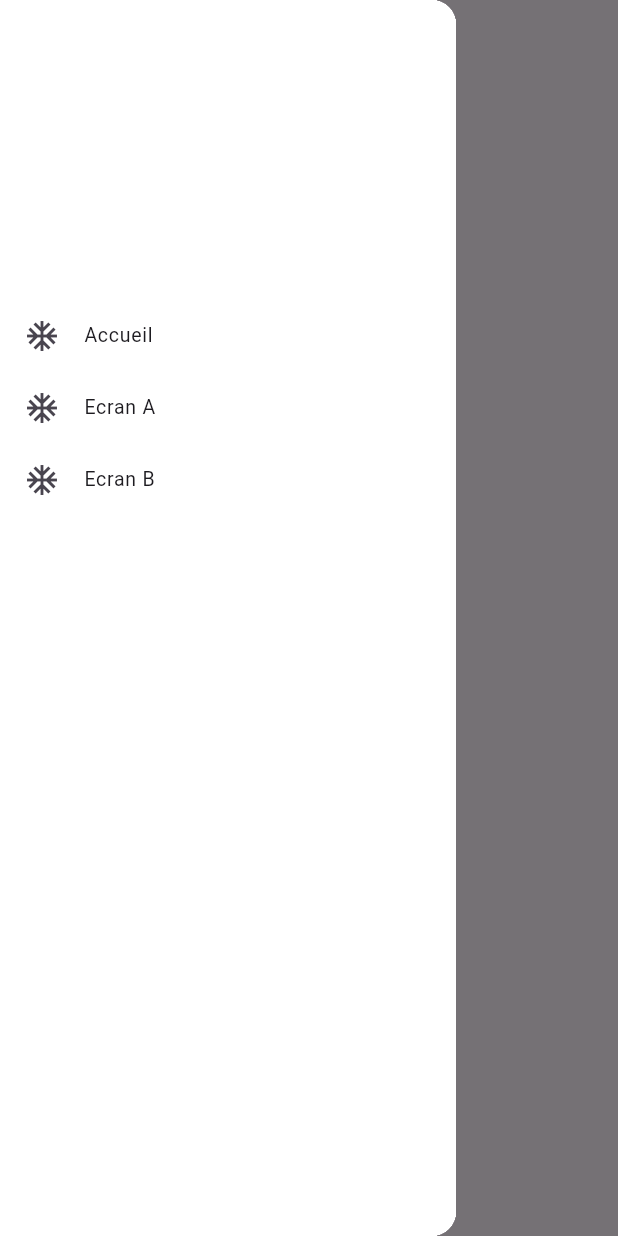
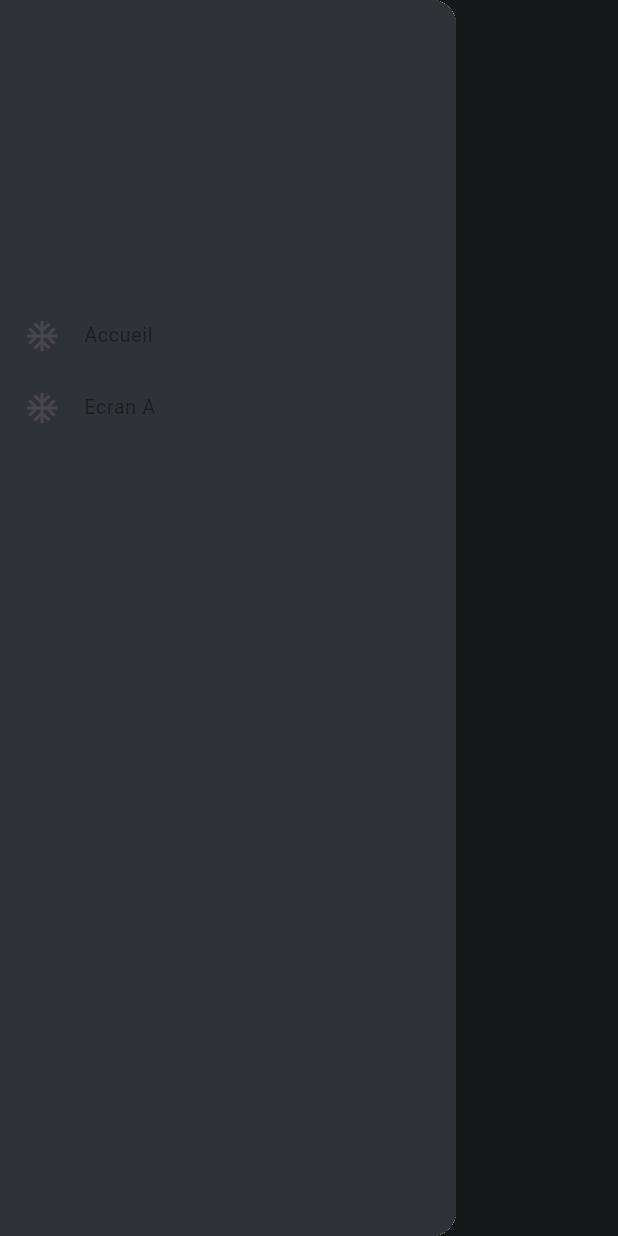
Before and after one commit to 4rn0d/vlr.gg-mobile, a Flutter app: the screen it shows after launch, with the side drawer open, on a phone screen of 412 x 824 dp. Run offline on Flutter 3.47's test engine with Material 3 defaults, Android fonts, the phone set to English and light mode, and no system bars; drawn by our look-alikes of carousel_slider; missing offline and left inert: dart:html; network calls fail.

Commit message:
PROGRESS : Ajout du texte des articles lorsque l'on clique sur une carte

```diff
--- a/lib/Models/match.dart
+++ /dev/null
@@ -1,27 +0,0 @@
-class Match {
-  final String team1;
-  final String team2;
-  final String score1;
-  final String score2;
-  final String flag1;
-  final String flag2;
-  final String timeCompleted;
-  final String roundInfo;
-  final String tournamentName;
-  final String matchPage;
-  final String tournamentIcon;
-
-  const Match({
-    required this.team1,
-    required this.team2,
-    required this.score1,
-    required this.score2,
-    required this.flag1,
-    required this.flag2,
-    required this.timeCompleted,
-    required this.roundInfo,
-    required this.tournamentName,
-    required this.matchPage,
-    required this.tournamentIcon
-  });
-}
--- a/lib/ecran_accueil.dart
+++ /dev/null
@@ -1,107 +0,0 @@
-import 'dart:async';
-import 'package:flutter/material.dart';
-import 'package:vlr/Models/match.dart';
-import 'package:vlr/api.dart';
-import 'Models/article.dart';
-import 'tiroir_nav.dart';
-import 'package:carousel_slider/carousel_slider.dart';
-
-class EcranAccueil extends StatefulWidget {
-  const EcranAccueil({super.key});
-
-  @override
-  State<EcranAccueil> createState() => _EcranAccueilState();
-}
-
-class _EcranAccueilState extends State<EcranAccueil> {
-  Future<List<Article>> futureArticles = fetchNews();
-  Future<List<Match>> futureMatches = fetchMatches();
-  List<Article> articles = [];
-  List<Match> matches = [];
-
-
-  @override
-  void initState() {
-    toListAsync();
-    super.initState();
-  }
-
-  @override
-  Widget build(BuildContext context) {
-    return Scaffold(
-      drawer: const LeTiroir(),
-      appBar: AppBar(
-        title: const Text('Accueil'),
-      ),
-      body: Column(
-        mainAxisAlignment: MainAxisAlignment.start,
-        children: <Widget>[
-          CarouselSlider(
-            options: CarouselOptions(
-              height: 50.0,
-              autoPlay: true,
-            ),
-            items: matches.map((i) {
-              return Builder(
-                builder: (BuildContext context) {
-                  return Container(
-                      width: MediaQuery.of(context).size.width,
-                      margin: const EdgeInsets.symmetric(horizontal: 5.0),
-                      decoration: const BoxDecoration(
-                          color: Colors.amber,
-                      ),
-                    alignment: Alignment.center,
-                      child: Column(
-                        children: [
-                          Text('${i.team1} vs ${i.team2}', style: const TextStyle(fontSize: 16.0)),
-                          Row(
-                            children: [
-                              Text(i.score1, style: const TextStyle(fontSize: 16.0)),
-                              const Text(' - ', style: TextStyle(fontSize: 16.0)),
-                              Text(i.score2, style: const TextStyle(fontSize: 16.0)),
-                            ],
-                          ),
-                        ],
-                      ),
-                  );
-                },
-              );
-            }).toList(),
-          ),
-          Title(color: Colors.red, child: const Text('Articles', style: TextStyle(fontSize: 20.0)),),
-          Expanded(child:
-            ListView.builder(
-              scrollDirection: Axis.vertical,
-              shrinkWrap: true,
-              itemCount: articles.length,
-              itemBuilder: (BuildContext context, int index) {
-                return Card(
-                  clipBehavior: Clip.antiAlias,
-                  child: Column(
-                    children: [
-                      ListTile(
-                        leading: const Icon(Icons.newspaper),
-                        title: Text(
-                            articles[index].title
-                        ),
-                        subtitle: Text(
-                          articles[index].description,
-                          style: TextStyle(color: Colors.black.withOpacity(0.6)),
-                        ),
-                      )
-                    ],
-                  ),
-                );
-              },
-            )
-          ),
-        ],
-      ),
-    );
-  }
-
-  Future<void> toListAsync() async {
-    matches = await futureMatches;
-    articles = await futureArticles;
-  }
-}
--- a/lib/main.dart
+++ b/lib/main.dart
@@ -1,6 +1,6 @@
 import 'package:flutter/material.dart';
-import 'ecran_a.dart';
-import 'ecran_accueil.dart';
+import 'article_screen.dart';
+import 'home_screen.dart';
 
 
 void main() {
@@ -13,10 +13,15 @@ class MyApp extends StatelessWidget {
   @override
   Widget build(BuildContext context) {
     return MaterialApp(
-      home: const EcranAccueil(),
+      home: const HomeScreen(),
       theme: ThemeData(
-        primarySwatch: Colors.blue,
+        scaffoldBackgroundColor: const Color(0xFF2f3337),
         visualDensity: VisualDensity.adaptivePlatformDensity,
+        textTheme: const TextTheme(
+          bodyLarge: TextStyle(color: Color(0xFFd4d4d4)),
+          bodyMedium: TextStyle(color: Color(0xFFd4d4d4)),
+          bodySmall: TextStyle(color: Color(0xFFd4d4d4)),
+        ),
       ),
       routes: routes(),
     );
@@ -24,8 +29,7 @@ class MyApp extends StatelessWidget {
 
   Map<String, WidgetBuilder> routes() {
     return {
-      '/ecrana': (context) => const EcranA(),
-      '/accueil': (context) => const EcranAccueil(),
+      '/home': (context) => const HomeScreen(),
     };
   }
 }
--- a/lib/tiroir_nav.dart
+++ b/lib/tiroir_nav.dart
@@ -1,7 +1,7 @@
 import 'package:flutter/material.dart';
-import 'ecran_accueil.dart';
+import 'home_screen.dart';
 import 'ecran_a.dart';
-import 'ecran_b.dart';
+import 'article_screen.dart';
 
 class LeTiroir extends StatefulWidget {
   const LeTiroir({super.key});
@@ -17,6 +17,7 @@ class LeTiroirState extends State<LeTiroir> {
       padding: EdgeInsets.zero,
       children: <Widget>[
         Container(
+          color: const Color(0xFF2f3337),
           height: 200,
         ),
         ListTile(
@@ -29,7 +30,7 @@ class LeTiroirState extends State<LeTiroir> {
             Navigator.push(
               context,
               MaterialPageRoute(
-                builder: (context) => const EcranAccueil(),
+                builder: (context) => const HomeScreen(),
               ),
             );
             // Then close the drawer
@@ -53,29 +54,12 @@ class LeTiroirState extends State<LeTiroir> {
             // Then close the drawer
           },
         ),
-        ListTile(
-          dense: true,
-          leading: const Icon(Icons.ac_unit),
-          title: const Text("Ecran B"),
-          onTap: () {
-            Navigator.of(context).pop();
-            Navigator.push(
-              context,
-              MaterialPageRoute(
-                builder: (context) => const EcranB(
-                  leParametre: '12ef56',
-                ),
-              ),
-            );
-            // Then close the drawer
-          },
-        ),
       ],
     );
 
     return Drawer(
       child: Container(
-        color: const Color(0xFFFFFFFF),
+        color: const Color(0xFF2f3337),
         child: listView,
       ),
     );
--- a/pubspec.yaml
+++ b/pubspec.yaml
@@ -37,6 +37,8 @@ dependencies:
   cupertino_icons: ^1.0.6
   carousel_slider: ^4.2.1
   http: ^1.2.1
+  country_flags: ^2.2.0
+  url_launcher: ^6.2.6
 
 dev_dependencies:
   flutter_test:
```
Also changed, not shown: lib/Models/article.dart (+2 -20 lines), lib/api.dart (+27 -8 lines), lib/article_screen.dart (added, +48 -0 lines), lib/ecran_b.dart (deleted, +0 -37 lines), lib/home_screen.dart (added, +179 -0 lines), pubspec.lock, 38 other files.
